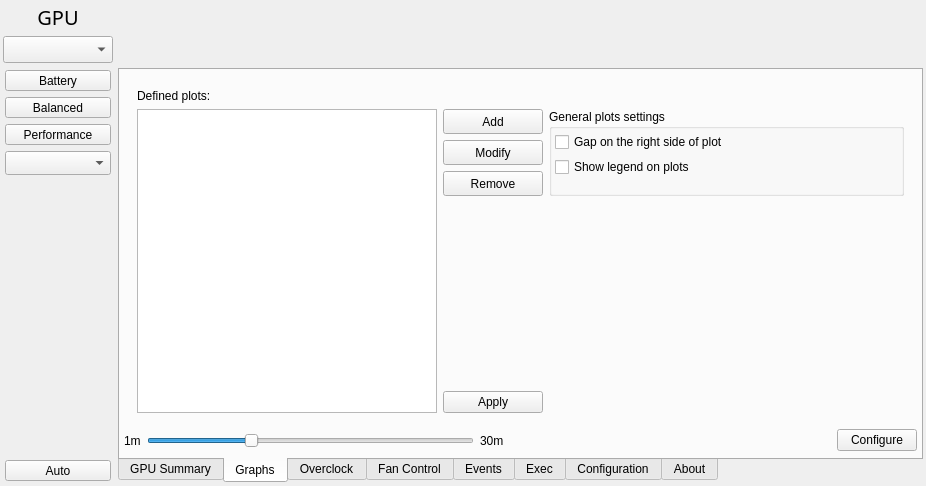
Above: radeon-profile/radeon_profile.ui from marazmista/radeon-profile before the change. Below: the same form after it.
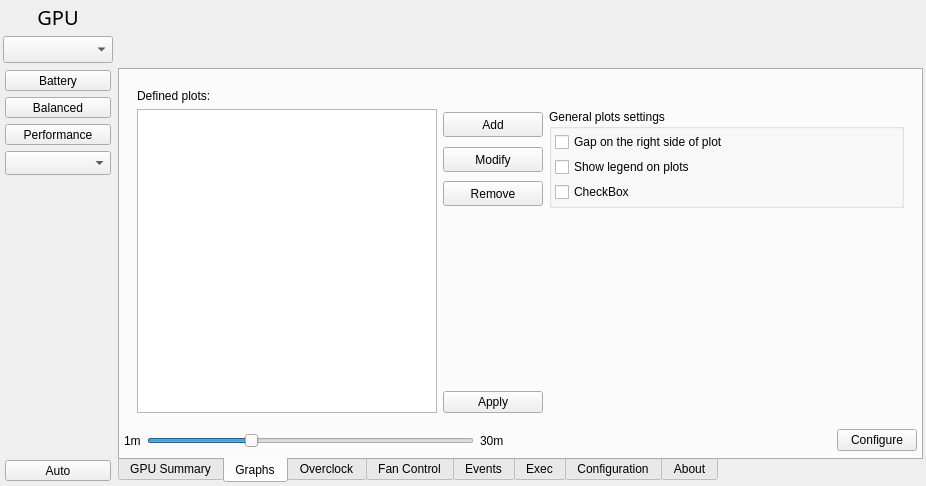
That is the form after the change. The open tabs and pages were chosen to show the change. Icons and pictures are not drawn.

```diff
--- a/radeon-profile/radeon_profile.ui
+++ b/radeon-profile/radeon_profile.ui
@@ -905,6 +905,13 @@
                    </property>
                   </widget>
                  </item>
+                 <item>
+                  <widget class="QCheckBox" name="checkBox">
+                   <property name="text">
+                    <string>CheckBox</string>
+                   </property>
+                  </widget>
+                 </item>
                  <item>
                   <spacer name="verticalSpacer_7">
                    <property name="orientation">
```
Left out of the diff: 4 changed lines with no effect on the pictures.
